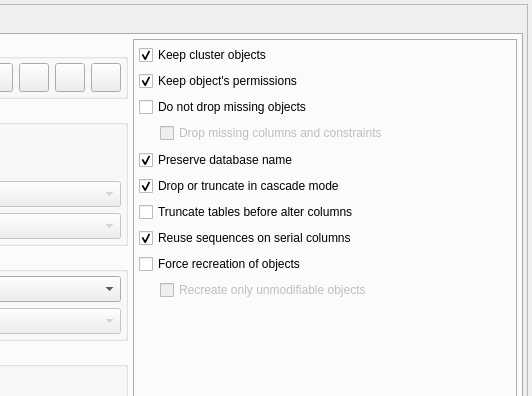
This is libpgmodeler_ui/ui/modeldatabasediffform.ui in pgmodeler/pgmodeler as Qt 5 draws it before an edit; both pictures show x 436 to 968 and y 0 to 396 of the 968 by 830 pixel window. The edited form follows.
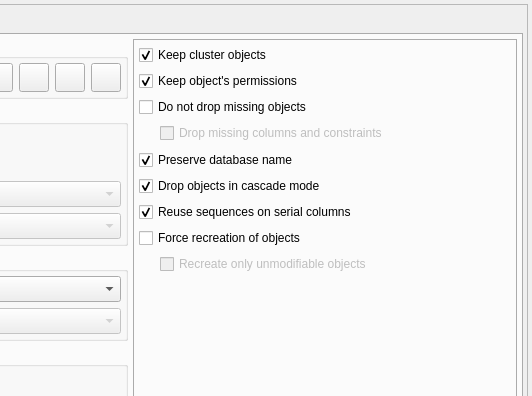
This is the edited form. Icons and pictures are not drawn.

Commit message: The option "Truncate before alter columns" in the diff process was removed since its use is discouraged and dangerous in some situations.

```diff
--- a/libpgmodeler_ui/ui/modeldatabasediffform.ui
+++ b/libpgmodeler_ui/ui/modeldatabasediffform.ui
@@ -1040,32 +1040,13 @@
                   <string/>
                  </property>
                  <property name="text">
-                  <string>Drop or truncate in cascade mode</string>
+                  <string>Drop objects in cascade mode</string>
                  </property>
                  <property name="checked">
                   <bool>true</bool>
                  </property>
                 </widget>
                </item>
-               <item>
-                <widget class="QCheckBox" name="trunc_tables_chk">
-                 <property name="sizePolicy">
-                  <sizepolicy hsizetype="Expanding" vsizetype="Fixed">
-                   <horstretch>0</horstretch>
-                   <verstretch>0</verstretch>
-                  </sizepolicy>
-                 </property>
-                 <property name="toolTip">
-                  <string>&lt;p&gt;Clears the data of all tables which will have columns modified. This is useful to avoid errors related to type casting. &lt;strong&gt;WARNING:&lt;/strong&gt; DO NOT use this option on production servers and always make a backup before use it.&lt;/p&gt;</string>
-                 </property>
-                 <property name="statusTip">
-                  <string/>
-                 </property>
-                 <property name="text">
-                  <string>Truncate tables before alter columns</string>
-                 </property>
-                </widget>
-               </item>
                <item>
                 <widget class="QCheckBox" name="reuse_sequences_chk">
                  <property name="sizePolicy">
```
Left out of the diff: 8 changed lines with no effect on the pictures. The commit also changes 12 other files.
